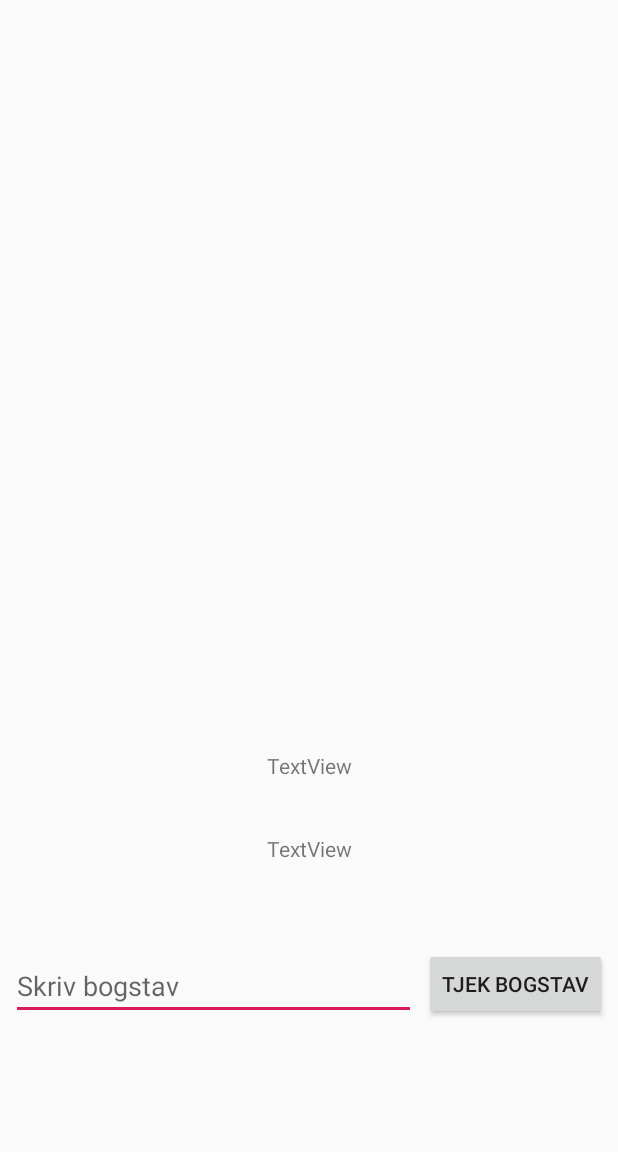
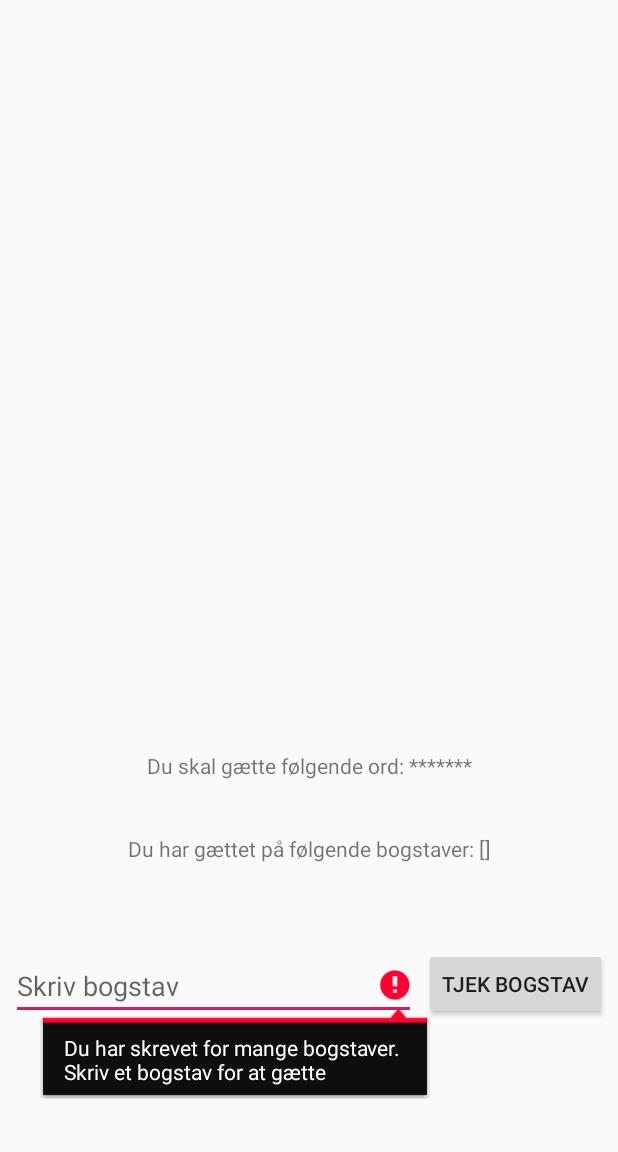
Before and after one commit to niko5297/GalgeLegGit, an Android app: the Game screen opened directly, with no data from a screen before it, after a tap on "TJEK BOGSTAV", on a phone screen of 412 x 824 dp, the part 84-1236 px from its top. Run offline under Robolectric (Android 15) with nearby library versions, the phone set to English and light mode, and no system bars.

Commit message:
Man kan nu gætte bogstaver og den viser hvad ordet er samt de gættede bogstaver

```diff
--- a/app/src/main/java/com/example/galgeleggit/Game.java
+++ b/app/src/main/java/com/example/galgeleggit/Game.java
@@ -12,12 +12,13 @@
 import android.widget.Button;
 import android.widget.EditText;
 import android.widget.ImageView;
-import android.widget.Toast;
+import android.widget.TextView;
 
 
 public class Game extends AppCompatActivity implements View.OnClickListener {
 
     Galgelogik galgelogik = new Galgelogik();
+    TextView ord, gættedeBogstaver;
     EditText skriveFelt;
     ImageView billede;
     Button tjekBogstav;
@@ -28,9 +29,21 @@
         setContentView(R.layout.activity_game);
 
         tjekBogstav = findViewById(R.id.tjekBogstav);
+        ord = findViewById(R.id.ord);
+        gættedeBogstaver = findViewById(R.id.gættedeBogstaver);
         skriveFelt = findViewById(R.id.skriveFelt);
         billede = findViewById(R.id.galge);
         tjekBogstav.setOnClickListener(this);
+
+
+        ord.setText("Du skal gætte følgende ord: " + galgelogik.getSynligtOrd());
+
+        gættedeBogstaver.setText("Du har gættet på følgende bogstaver: " + galgelogik.getBrugteBogstaver());
+
+
+
+
+
         Toolbar mToolbar = findViewById(R.id.toolbar);
         setSupportActionBar(mToolbar);
 
@@ -38,8 +51,13 @@
 
     @Override
     public void onClick(View view) {
-        if (view == tjekBogstav) {
+        if (view == tjekBogstav && skriveFelt.getText().toString().length() ==1) {
             System.out.println(skriveFelt.getText());
+            galgelogik.gætBogstav(skriveFelt.getText().toString());
+            opdaterOrdOgGættedeBogstaver();
+        }
+        else {
+            skriveFelt.setError("Du har skrevet for mange bogstaver. Skriv et bogstav for at gætte");
         }
 
     }
@@ -69,4 +87,20 @@
         }
         return super.onOptionsItemSelected(item);
     }
+    private void opdaterOrdOgGættedeBogstaver() {
+        ord.setText("Gæt ordet: " + galgelogik.getSynligtOrd());
+        gættedeBogstaver.setText("Du har gættet på følgende bogstaver: " + galgelogik.getBrugteBogstaver());
+
+        if (galgelogik.erSpilletVundet()) {
+            ord.setText("\nDu har vundet");
+        }
+        if (galgelogik.erSpilletTabt()) {
+            ord.setText("Du har tabt, ordet var : " + galgelogik.getOrdet());
+        }
+
+    }
+
+    private void opdaterGalge(){
+
+    }
 }
--- a/app/src/main/java/com/example/galgeleggit/MainActivity.java
+++ b/app/src/main/java/com/example/galgeleggit/MainActivity.java
@@ -21,8 +21,6 @@
 
         start = findViewById(R.id.start);
         start.setOnClickListener(this);
-        Toolbar mToolbar = (Toolbar) findViewById(R.id.toolbar);
-        setSupportActionBar(mToolbar);
     }
 
     @Override
--- a/app/src/main/res/layout/activity_game.xml
+++ b/app/src/main/res/layout/activity_game.xml
@@ -23,7 +23,7 @@
         android:id="@+id/galge"
         android:layout_width="536dp"
         android:layout_height="0dp"
-        android:layout_marginTop="20dp"
+        android:layout_marginTop="70dp"
         android:layout_marginBottom="190dp"
         app:layout_constraintBottom_toTopOf="@+id/skriveFelt"
         app:layout_constraintEnd_toEndOf="parent"
@@ -47,17 +47,15 @@
         android:layout_width="wrap_content"
         android:layout_height="wrap_content"
         android:layout_marginTop="56dp"
-        android:text="TextView"
         app:layout_constraintEnd_toEndOf="parent"
         app:layout_constraintStart_toStartOf="parent"
         app:layout_constraintTop_toBottomOf="@+id/galge" />
 
     <TextView
-        android:id="@+id/textView2"
+        android:id="@+id/gættedeBogstaver"
         android:layout_width="wrap_content"
         android:layout_height="wrap_content"
         android:layout_marginBottom="59dp"
-        android:text="TextView"
         app:layout_constraintBottom_toTopOf="@+id/skriveFelt"
         app:layout_constraintEnd_toEndOf="parent"
         app:layout_constraintStart_toStartOf="parent" />
```
